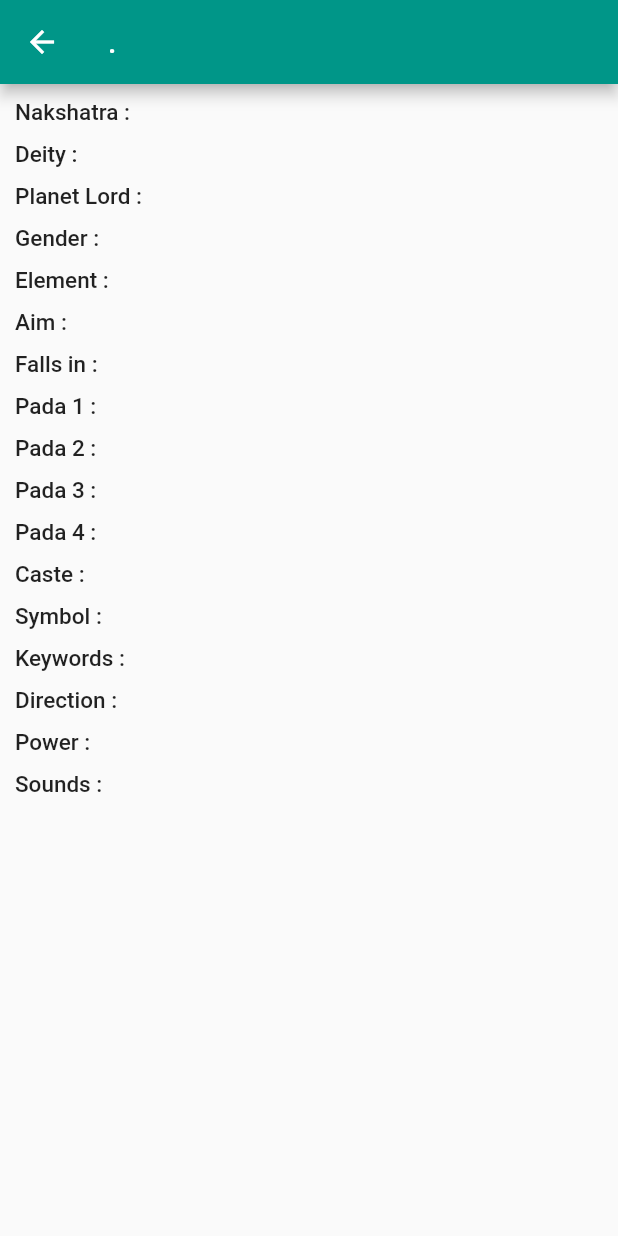
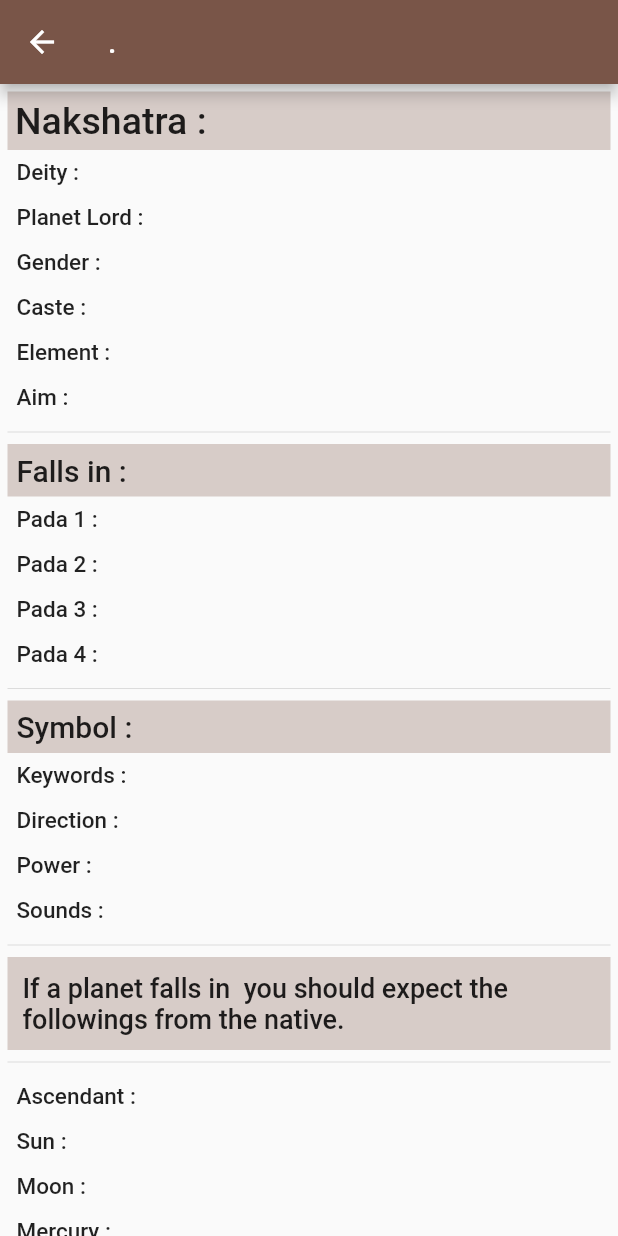
Before and after one commit to aks84/flutter-nxtra, a Flutter app: the Details screen opened directly with empty values, on a phone screen of 412 x 824 dp. Run offline on Flutter 3.47's test engine with Material 2 defaults, Android fonts, the phone set to English and light mode, and no system bars.

Commit message:
released 4th

```diff
--- a/assets/nxtra.json
+++ b/assets/nxtra.json
@@ -139,7 +139,7 @@
    "pada4":"3.20 - 6.40, ruled by Mars",
     "keywords": "Netwoking, Social Media",
     "symbol":"Deer Head",
-    "lord":"Mars ruled by Muruga ",
+    "lord":"Mars ruled by Muruga/Kartikey ",
     "deity":"Soma/Chandra",
     "caste":"Farmer",
     "aim":"Moksha",
@@ -391,7 +391,7 @@
    "Gender": "Male",
    "pada1":"10.00 - 13.20, ruled by Mars",
    "pada2":"13.20 - 16.40, ruled by Venus",
-   "pada3":"16.40 - 20.00, ruled by Merchant",
+   "pada3":"16.40 - 20.00, ruled by Mercury",
    "pada4":"20.00 - 23.20, ruled by Moon",
     "keywords": "Awareness, Brilliant",
     "symbol":"Hand; Palm",
@@ -427,7 +427,7 @@
    "pada4":"3.20 - 6.4 , ruled by Mars",
     "keywords": "Craftmen, Perfectionist",
     "symbol":"Bright Jewel; Pearl",
-    "lord":"Mars ruled by Muruga",
+    "lord":"Mars ruled by Muruga/Kartikey",
     "deity":"Vishawakarma",
     "caste":"Farmer",
     "aim":"Karma",
@@ -715,7 +715,7 @@
    "pada4":"3.20 - 6.40, ruled by Mars",
     "keywords": "Celebrity, Influencer",
     "symbol":"Flute; Mridanga; Drum",
-    "lord":"Mars ruled by Muruga",
+    "lord":"Mars ruled by Muruga/Kartikey",
     "deity":"Eight Vasus",
     "caste":"Farmer",
     "aim":"Dharma",
--- a/flutter_native_splash.yaml
+++ b/flutter_native_splash.yaml
@@ -8,14 +8,16 @@ flutter_native_splash:
   # flutter pub run flutter_native_splash:remove
 
   # color is the only required parameter.  It sets the background color of your splash screen.
-  color: "#42a5f5"
+
 
   # Optional parameters are listed below.  To enable a parameter, uncomment the line by removing
   # the leading # character.
 
   # The image parameter allows you to specify an image used in the splash screen.  It must be a
   # png file.
-  #image: assets/splash.png
+  image: assets/images/splash.png
+  color: "#FF7D33"
+  fill: true
 
   # The color_dark and image_dark are parameters that set the color and image when the device is
   # in dark mode.  If they are not specified, the app will use the color and image above.
--- a/lib/Details.dart
+++ b/lib/Details.dart
@@ -30,16 +30,17 @@ class _DetailsState extends State<Details>{
 
           Container(
             padding: EdgeInsets.all(5.0),
+            color: Colors.brown[100],
             child: Text("Nakshatra : "+widget.jsonDetails['nakshatra'], style: const TextStyle(
               fontWeight: FontWeight.w500,
-              fontSize: 15.0,
+              fontSize: 25.0,
             ),
             ),
           ),
 
 
           Container(
-            padding: EdgeInsets.all(5),
+            padding: EdgeInsets.all(6),
             child:
             Text("Deity : "+widget.jsonDetails['deity'], style: const TextStyle(
               fontWeight: FontWeight.w500,
@@ -49,7 +50,7 @@ class _DetailsState extends State<Details>{
           ),
 
           Container(
-            padding: EdgeInsets.all(5),
+            padding: EdgeInsets.all(6),
             child: Text("Planet Lord : "+widget.jsonDetails['lord'], style: const TextStyle(
               fontWeight: FontWeight.w500,
               fontSize: 15.0,
@@ -58,7 +59,7 @@ class _DetailsState extends State<Details>{
           ),
 
           Container(
-            padding: EdgeInsets.all(5),
+            padding: EdgeInsets.all(6),
             child:
             Text("Gender : "+widget.jsonDetails['Gender'], style: const TextStyle(
               fontWeight: FontWeight.w500,
@@ -66,8 +67,19 @@ class _DetailsState extends State<Details>{
             ),
             ),
           ),
+
           Container(
-            padding: EdgeInsets.all(5),
+            padding: EdgeInsets.all(6),
+            child:
+            Text("Caste : "+widget.jsonDetails['caste'], style: const TextStyle(
+              fontWeight: FontWeight.w500,
+              fontSize: 15.0,
+            ),
+            ),
+          ),
+
+          Container(
+            padding: EdgeInsets.all(6),
             child:
             Text("Element : "+widget.jsonDetails['element'], style: const TextStyle(
               fontWeight: FontWeight.w500,
@@ -77,7 +89,7 @@ class _DetailsState extends State<Details>{
           ),
 
           Container(
-            padding: EdgeInsets.all(5),
+            padding: EdgeInsets.all(6),
             child: Text("Aim : "+widget.jsonDetails['aim'], style: const TextStyle(
               fontWeight: FontWeight.w500,
               fontSize: 15.0,
@@ -85,17 +97,20 @@ class _DetailsState extends State<Details>{
             ),
           ),
 
+          Divider(),
+
           Container(
-            padding: EdgeInsets.all(5),
+            padding: EdgeInsets.all(6),
+            color: Colors.brown[100],
             child: Text("Falls in : "+widget.jsonDetails['falls'], style: const TextStyle(
               fontWeight: FontWeight.w500,
-              fontSize: 15.0,
+              fontSize: 20.0,
             ),
             ),
           ),
 
           Container(
-            padding: EdgeInsets.all(5),
+            padding: EdgeInsets.all(6),
             child: Text("Pada 1 : "+widget.jsonDetails['pada1'], style: const TextStyle(
               fontWeight: FontWeight.w500,
               fontSize: 15.0,
@@ -103,7 +118,7 @@ class _DetailsState extends State<Details>{
             ),
           ),
           Container(
-            padding: EdgeInsets.all(5),
+            padding: EdgeInsets.all(6),
             child: Text("Pada 2 : "+widget.jsonDetails['pada2'], style: const TextStyle(
               fontWeight: FontWeight.w500,
               fontSize: 15.0,
@@ -111,7 +126,7 @@ class _DetailsState extends State<Details>{
             ),
           ),
           Container(
-            padding: EdgeInsets.all(5),
+            padding: EdgeInsets.all(6),
             child: Text("Pada 3 : "+widget.jsonDetails['pada3'], style: const TextStyle(
               fontWeight: FontWeight.w500,
               fontSize: 15.0,
@@ -119,7 +134,7 @@ class _DetailsState extends State<Details>{
             ),
           ),
           Container(
-            padding: EdgeInsets.all(5),
+            padding: EdgeInsets.all(6),
             child: Text("Pada 4 : "+widget.jsonDetails['pada4'], style: const TextStyle(
               fontWeight: FontWeight.w500,
               fontSize: 15.0,
@@ -127,31 +142,21 @@ class _DetailsState extends State<Details>{
             ),
           ),
 
-
-
-          Container(
-            padding: EdgeInsets.all(5),
-            child:
-            Text("Caste : "+widget.jsonDetails['caste'], style: const TextStyle(
-              fontWeight: FontWeight.w500,
-              fontSize: 15.0,
-            ),
-            ),
-          ),
-
+        Divider(),
 
         Container(
-          padding: EdgeInsets.all(5),
+          padding: EdgeInsets.all(6),
+          color: Colors.brown[100],
           child:
           Text("Symbol : "+widget.jsonDetails['symbol'], style: const TextStyle(
             fontWeight: FontWeight.w500,
-            fontSize: 15.0,
+            fontSize: 20.0,
           ),
           ),
         ),
 
           Container(
-            padding: EdgeInsets.all(5),
+            padding: EdgeInsets.all(6),
             child: Text("Keywords : "+widget.jsonDetails['keywords'], style: const TextStyle(
               fontWeight: FontWeight.w500,
               fontSize: 15.0,
@@ -162,7 +167,7 @@ class _DetailsState extends State<Details>{
 
 
         Container(
-          padding: EdgeInsets.all(5),
+          padding: EdgeInsets.all(6),
           child:
           Text("Direction : "+widget.jsonDetails['direction'], style: const TextStyle(
             fontWeight: FontWeight.w500,
@@ -172,7 +177,7 @@ class _DetailsState extends State<Details>{
         ),
 
         Container(
-          padding: EdgeInsets.all(5),
+          padding: EdgeInsets.all(6),
           child:
           Text("Power : "+widget.jsonDetails['power'], style: const TextStyle(
             fontWeight: FontWeight.w500,
@@ -182,7 +187,7 @@ class _DetailsState extends State<Details>{
         ),
 
           Container(
-            padding: EdgeInsets.all(5),
+            padding: EdgeInsets.all(6),
             child:
             Text("Sounds : "+widget.jsonDetails['sounds'], style: const TextStyle(
               fontWeight: FontWeight.w500,
@@ -190,6 +195,119 @@ class _DetailsState extends State<Details>{
             ),
             ),
           ),
+
+          Divider(),
+          Container(
+            padding: EdgeInsets.all(10),
+            color: Colors.brown[100],
+            child:
+            Text("If a planet falls in "+widget.jsonDetails['nakshatra']+" you should expect the followings from the native.", style: const TextStyle(
+              fontWeight: FontWeight.w500,
+              fontSize: 18.0,
+            ),
+            ),
+          ),
+          Divider(),
+
+          Container(
+            padding: EdgeInsets.all(6),
+            child:
+            Text("Ascendant : "+widget.jsonDetails['ascendant'], style: const TextStyle(
+              fontWeight: FontWeight.w500,
+              fontSize: 15.0,
+            ),
+            ),
+          ),
+          Container(
+            padding: EdgeInsets.all(6),
+            child:
+            Text("Sun : "+widget.jsonDetails['sun'], style: const TextStyle(
+              fontWeight: FontWeight.w500,
+              fontSize: 15.0,
+            ),
+            ),
+          ),
+          Container(
+            padding: EdgeInsets.all(6),
+            child:
+            Text("Moon : "+widget.jsonDetails['moon'], style: const TextStyle(
+              fontWeight: FontWeight.w500,
+              fontSize: 15.0,
+            ),
+            ),
+          ),
+
+          Container(
+            padding: EdgeInsets.all(6),
+            child:
+            Text("Mercury : "+widget.jsonDetails['mercury'], style: const TextStyle(
+              fontWeight: FontWeight.w500,
+              fontSize: 15.0,
+            ),
+            ),
+          ),
+
+          Container(
+            padding: EdgeInsets.all(6),
+            child:
+            Text("Venus : "+widget.jsonDetails['venus'], style: const TextStyle(
+              fontWeight: FontWeight.w500,
+              fontSize: 15.0,
+            ),
+            ),
+          ),
+
+          Container(
+            padding: EdgeInsets.all(6),
+            child:
+            Text("Mars : "+widget.jsonDetails['mars'], style: const TextStyle(
+              fontWeight: FontWeight.w500,
+              fontSize: 15.0,
+            ),
+            ),
+          ),
+
+          Container(
+            padding: EdgeInsets.all(6),
+            child:
+            Text("Saturn : "+widget.jsonDetails['saturn'], style: const TextStyle(
+              fontWeight: FontWeight.w500,
+              fontSize: 15.0,
+            ),
+            ),
+          ),
+          Container(
+            padding: EdgeInsets.all(6),
+            child:
+            Text("Jupiter : "+widget.jsonDetails['jupiter'], style: const TextStyle(
+              fontWeight: FontWeight.w500,
+              fontSize: 15.0,
+            ),
+            ),
+          ),
+
+          Container(
+            padding: EdgeInsets.all(6),
+            child:
+            Text("Rahu : "+widget.jsonDetails['rahu'], style: const TextStyle(
+              fontWeight: FontWeight.w500,
+              fontSize: 15.0,
+            ),
+            ),
+          ),
+
+          Container(
+            padding: EdgeInsets.all(6),
+            child:
+            Text("Ketu : "+widget.jsonDetails['ketu'], style: const TextStyle(
+              fontWeight: FontWeight.w500,
+              fontSize: 15.0,
+            ),
+            ),
+          ),
+
+
+
         ],
 
       )
--- a/lib/Homepage.dart
+++ b/lib/Homepage.dart
@@ -12,7 +12,12 @@ class _HomePageState extends State<HomePage>{
   @override
   Widget build(BuildContext context){
     return Scaffold(
-      appBar: AppBar(title: Text("Nakshatra"),),
+
+      appBar: AppBar(
+        leading: Icon(Icons.auto_awesome),
+        titleSpacing: 0,
+        title: Text("Nakshatra"),),
+
       body: Center(
         child: FutureBuilder(builder: (context, snapshot){
           var nxData = json.decode(snapshot.data.toString());
--- a/lib/main.dart
+++ b/lib/main.dart
@@ -3,7 +3,7 @@ import 'package:flutter/material.dart';
 import 'package:nakshtras/Homepage.dart';
 void main()=> runApp(new MaterialApp(
   theme: new ThemeData(
-    primarySwatch: Colors.teal,
+    primarySwatch: Colors.brown,
   ),
   debugShowCheckedModeBanner: false,
   home: new HomePage(),
--- a/pubspec.yaml
+++ b/pubspec.yaml
@@ -15,7 +15,7 @@ publish_to: 'none' # Remove this line if you wish to publish to pub.dev
 # In iOS, build-name is used as CFBundleShortVersionString while build-number used as CFBundleVersion.
 # Read more about iOS versioning at
 # https://developer.apple.com/library/archive/documentation/General/Reference/InfoPlistKeyReference/Articles/CoreFoundationKeys.html
-version: 1.0.2+2
+version: 1.0.3+3
 
 environment:
   sdk: ">=2.7.0 <3.0.0"
```
Also changed, not shown: app-ads.txt (added), assets/images/lotus-flower.jpg (added), 8 other files.
